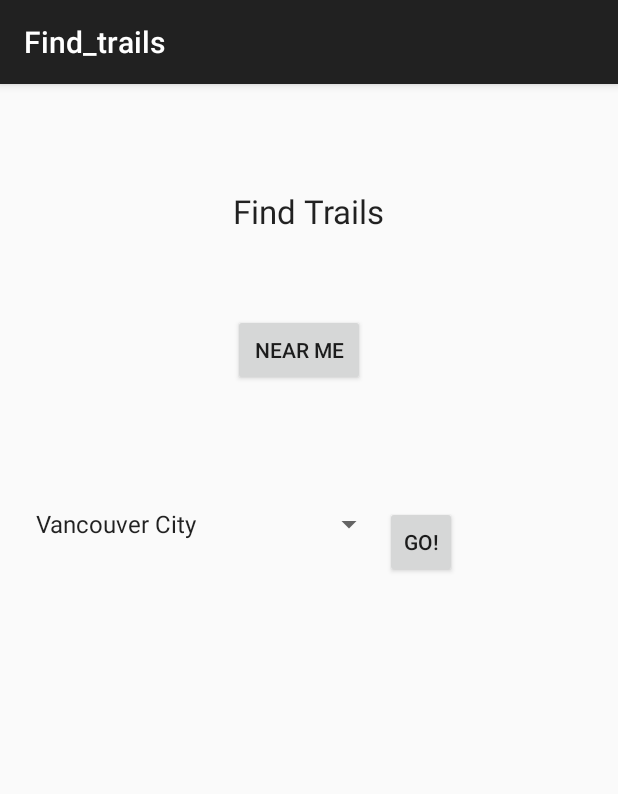
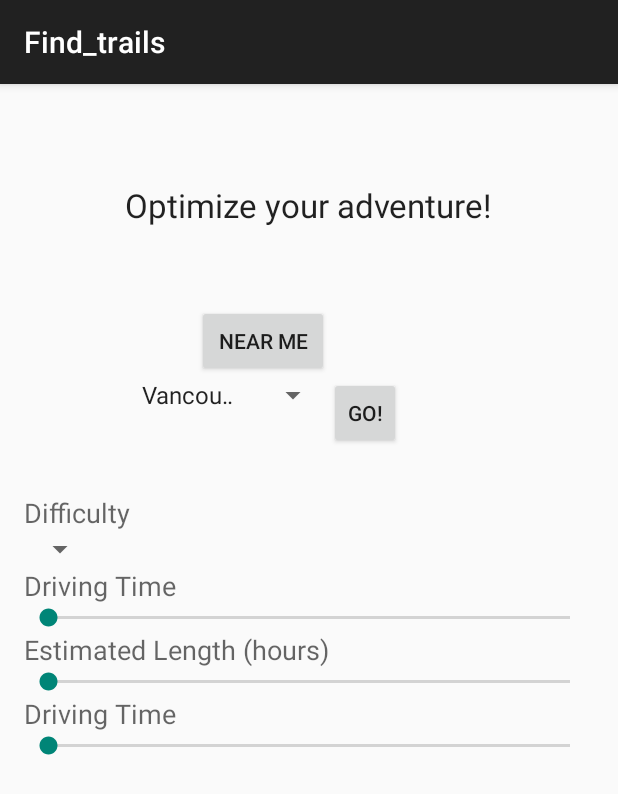
Before and after one commit to sidagrawal/StartUpWeekend, an Android app: the Find_trails screen opened directly, with no data from a screen before it, on a phone screen of 412 x 824 dp. Shown: the top 794 px of the screen. Run offline under Robolectric (Android 15) with nearby library versions, the light colour scheme and no system bars.

Commit message:
Find Trails UI Partial (Sliders not working)

```diff
--- a/app/src/main/AndroidManifest.xml
+++ b/app/src/main/AndroidManifest.xml
@@ -28,9 +28,6 @@
         <activity
             android:name=".SignUp"
             android:label="@string/title_activity_sign_up" />
-        <activity
-            android:name=".TrailOptions"
-            android:label="@string/title_activity_trail_options"></activity>
     </application>
 
 </manifest>
--- a/app/src/main/res/layout/activity_find_trails.xml
+++ b/app/src/main/res/layout/activity_find_trails.xml
@@ -10,26 +10,16 @@
     tools:context="com.brydenfogelman.startupweekend.Find_trails">
 
 
-    <TextView
-        android:layout_width="wrap_content"
-        android:layout_height="wrap_content"
-        android:textAppearance="?android:attr/textAppearanceLarge"
-        android:text="Find Trails"
-        android:id="@+id/textView2"
-        android:layout_alignParentTop="true"
-        android:layout_centerHorizontal="true"
-        android:layout_marginTop="54dp" />
-
     <Button
         android:layout_width="wrap_content"
         android:layout_height="wrap_content"
         android:text="Near Me"
         android:id="@+id/near_me"
         android:layout_gravity="center_vertical"
+        android:layout_marginTop="52dp"
         android:layout_below="@+id/textView2"
-        android:layout_alignLeft="@+id/textView2"
-        android:layout_alignStart="@+id/textView2"
-        android:layout_marginTop="54dp" />
+        android:layout_alignRight="@+id/textView4"
+        android:layout_alignEnd="@+id/textView4" />
 
     <Spinner
         android:id="@+id/spinner"
@@ -37,10 +27,10 @@
         android:layout_height="wrap_content"
         android:drawSelectorOnTop="true"
         android:entries="@array/other_locations"
-        android:layout_marginTop="80dp"
         android:layout_below="@+id/near_me"
-        android:layout_alignRight="@+id/textView2"
-        android:layout_alignEnd="@+id/textView2" />
+        android:layout_toRightOf="@+id/textView6"
+        android:layout_alignRight="@+id/near_me"
+        android:layout_alignEnd="@+id/near_me" />
 
     <Button
         style="?android:attr/buttonStyleSmall"
@@ -48,8 +38,105 @@
         android:layout_height="wrap_content"
         android:text="Go!"
         android:id="@+id/go"
-        android:layout_alignTop="@+id/spinner"
-        android:layout_toRightOf="@+id/spinner"
-        android:layout_toEndOf="@+id/spinner" />
+        android:layout_below="@+id/near_me"
+        android:layout_toRightOf="@+id/near_me"
+        android:layout_toEndOf="@+id/near_me" />
+
+    <TextView
+        android:layout_width="wrap_content"
+        android:layout_height="wrap_content"
+        android:textAppearance="?android:attr/textAppearanceLarge"
+        android:text="Optimize your adventure!"
+        android:id="@+id/textView2"
+        android:layout_alignParentTop="true"
+        android:layout_centerHorizontal="true"
+        android:layout_marginTop="50dp" />
+
+    <TextView
+        android:layout_width="wrap_content"
+        android:layout_height="wrap_content"
+        android:textAppearance="?android:attr/textAppearanceMedium"
+        android:text="Driving Time"
+        android:id="@+id/textView3"
+        android:layout_below="@+id/difficulty"
+        android:layout_alignParentLeft="true"
+        android:layout_alignParentStart="true" />
+
+    <SeekBar
+        android:layout_width="wrap_content"
+        android:layout_height="wrap_content"
+        android:id="@+id/driveTimeBar"
+        android:max="0"
+        android:progress="5"
+        android:indeterminate="false"
+        android:layout_alignParentStart="true"
+        android:layout_below="@+id/textView3"
+        android:layout_alignParentLeft="true"
+        android:layout_alignParentRight="true"
+        android:layout_alignParentEnd="true" />
+
+    <TextView
+        android:layout_width="wrap_content"
+        android:layout_height="wrap_content"
+        android:textAppearance="?android:attr/textAppearanceMedium"
+        android:text="Estimated Length (hours)"
+        android:id="@+id/textView4"
+        android:layout_alignParentStart="true"
+        android:layout_below="@+id/driveTimeBar"
+        android:layout_alignParentLeft="true" />
+
+    <SeekBar
+        android:layout_width="wrap_content"
+        android:layout_height="wrap_content"
+        android:id="@+id/trailTimeBar"
+        android:max="0"
+        android:progress="5"
+        android:indeterminate="false"
+        android:layout_alignParentStart="true"
+        android:layout_below="@+id/textView4"
+        android:layout_alignParentLeft="true"
+        android:layout_alignRight="@+id/driveTimeBar"
+        android:layout_alignEnd="@+id/driveTimeBar" />
+
+    <TextView
+        android:layout_width="wrap_content"
+        android:layout_height="wrap_content"
+        android:textAppearance="?android:attr/textAppearanceMedium"
+        android:text="Driving Time"
+        android:id="@+id/textView5"
+        android:layout_alignParentStart="true"
+        android:layout_below="@+id/trailTimeBar"
+        android:layout_alignParentLeft="true" />
+
+    <SeekBar
+        android:layout_width="wrap_content"
+        android:layout_height="wrap_content"
+        android:id="@+id/seekBar3"
+        android:max="0"
+        android:progress="5"
+        android:indeterminate="false"
+        android:layout_alignParentStart="true"
+        android:layout_below="@+id/textView5"
+        android:layout_alignParentLeft="true"
+        android:layout_alignRight="@+id/trailTimeBar"
+        android:layout_alignEnd="@+id/trailTimeBar" />
+
+    <TextView
+        android:layout_width="wrap_content"
+        android:layout_height="wrap_content"
+        android:textAppearance="?android:attr/textAppearanceMedium"
+        android:text="Difficulty"
+        android:id="@+id/textView6"
+        android:layout_below="@+id/spinner"
+        android:layout_alignParentLeft="true"
+        android:layout_alignParentStart="true"
+        android:layout_marginTop="54dp" />
+
+    <Spinner
+        android:layout_width="wrap_content"
+        android:layout_height="wrap_content"
+        android:id="@+id/difficulty"
+        android:layout_below="@+id/textView6"
+        android:spinnerMode="dropdown" />
 
 </RelativeLayout>
```
Also changed, not shown: app/src/main/java/com/brydenfogelman/startupweekend/TrailOptions.java (deleted, +0 -14 lines), app/src/main/res/layout/activity_trail_options.xml (deleted, +0 -109 lines).
